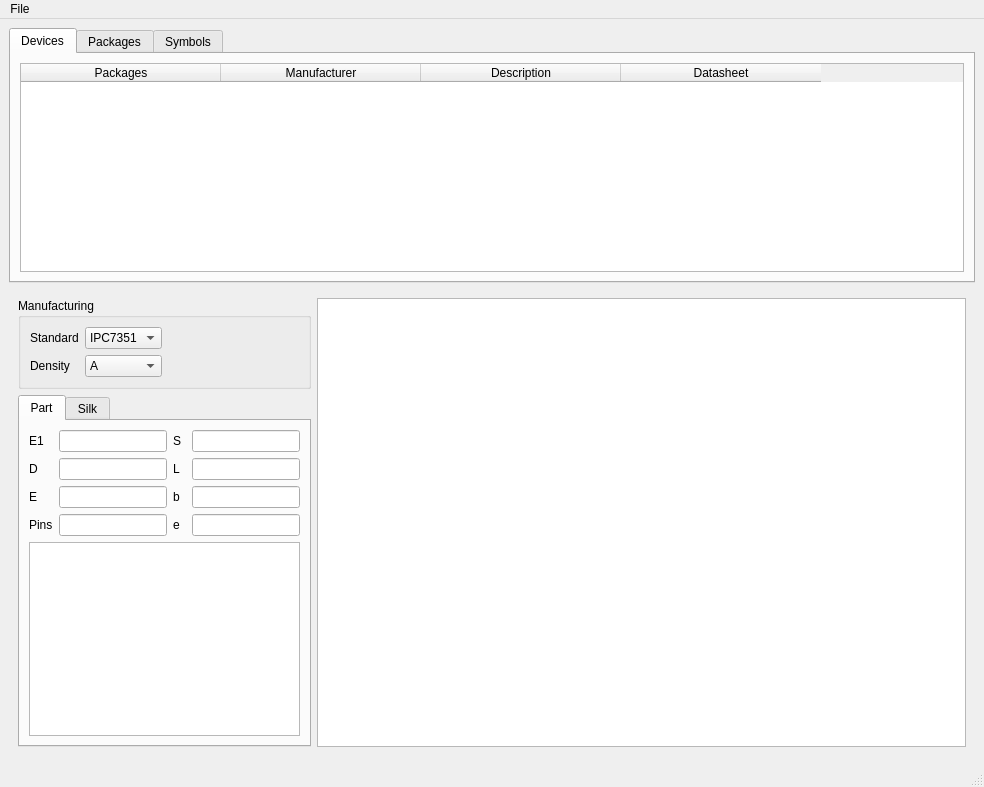
The window that editor_window.ui (jlublin/landpatterngen) describes before a commit, drawn with Qt 5.
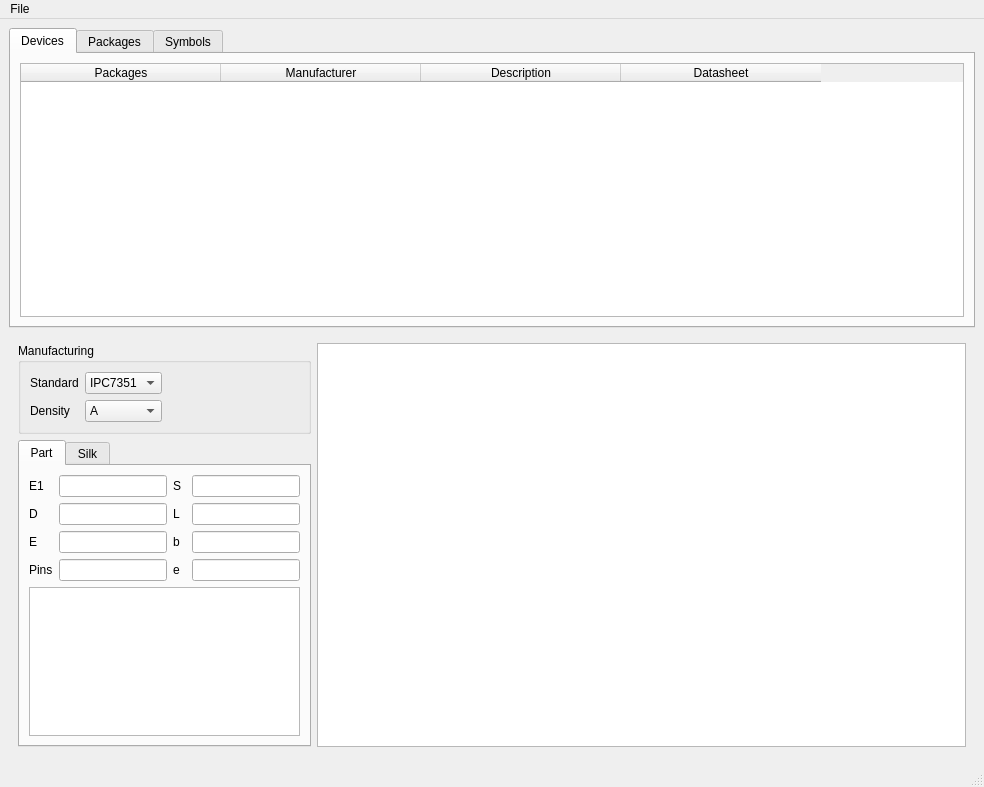
The same window after the commit.

Commit message: Set minimum height of tables to 300 px

Diff of the .ui file:
```diff
--- a/editor_window.ui
+++ b/editor_window.ui
@@ -23,6 +23,12 @@
    <layout class="QVBoxLayout" name="verticalLayout_2">
     <item>
      <widget class="QTabWidget" name="tabWidget_2">
+      <property name="minimumSize">
+       <size>
+        <width>0</width>
+        <height>300</height>
+       </size>
+      </property>
       <property name="currentIndex">
        <number>0</number>
       </property>
```
